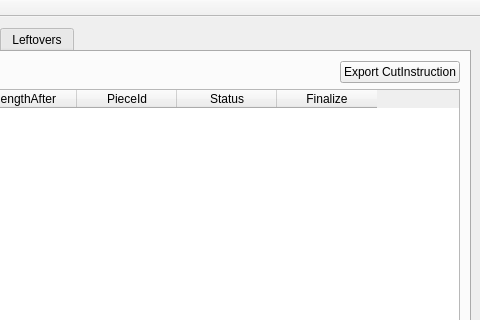
horvathzoltan/cutplannerpro, file view/MainWindow.ui: the form before one commit; both pictures show x 544 to 1024 and y 0 to 320 of the 1024 by 666 pixel window.
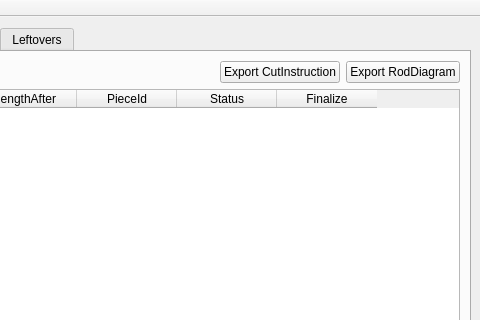
The form after the commit. The open tabs and pages were chosen to show the change.

Commit message: rod diagram as cutplan

What changed in the file:
```diff
--- a/view/MainWindow.ui
+++ b/view/MainWindow.ui
@@ -578,6 +578,13 @@
               </property>
              </widget>
             </item>
+            <item>
+             <widget class="QPushButton" name="btn_ExportCutInstruction_2">
+              <property name="text">
+               <string>Export RodDiagram</string>
+              </property>
+             </widget>
+            </item>
            </layout>
           </item>
           <item>
```
The commit also changes 17 other files.
